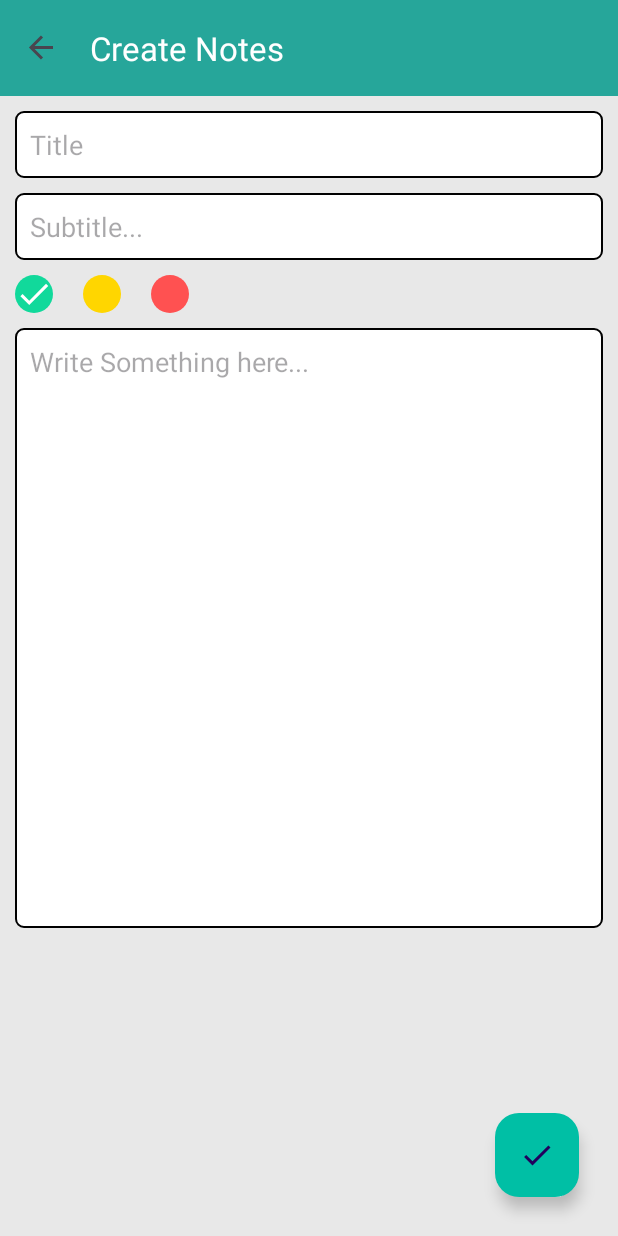
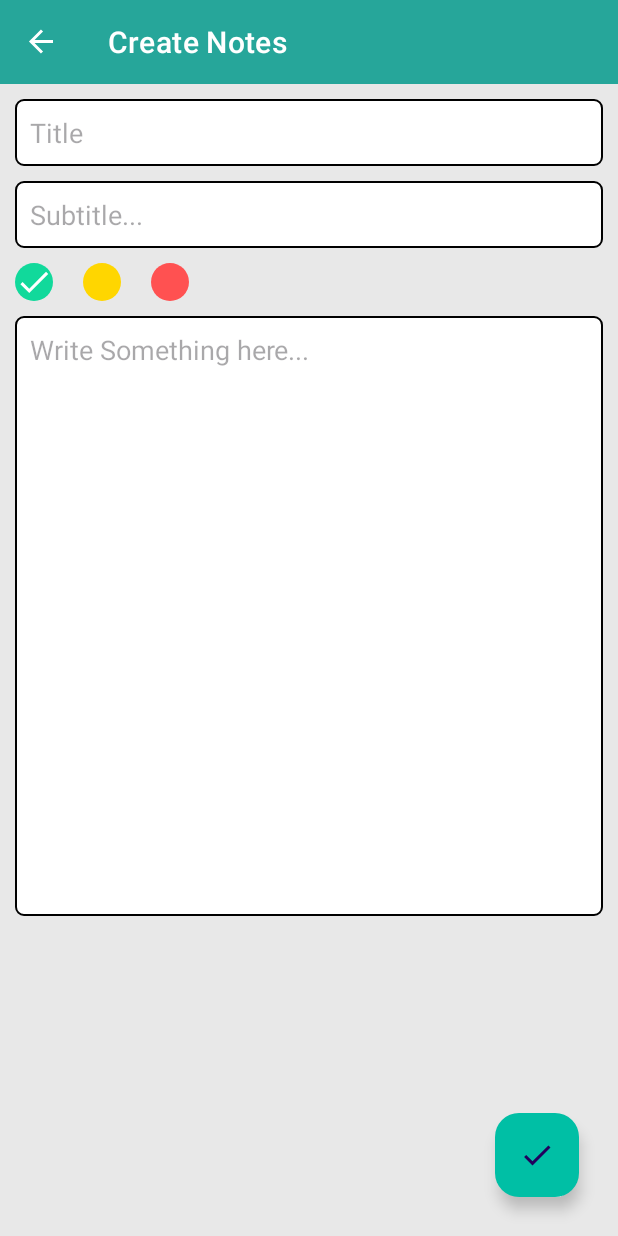
Before and after one commit to AndroidRider/Notes, an Android app: the CreateNotesFragment screen opened through its navigation route, on a phone screen of 412 x 824 dp. Run offline under Robolectric (Android 15) with nearby library versions, the phone set to English and light mode, and no system bars; our stand-ins replace Room's generated code, navigation-ui.

Commit message:
1st Commit

```diff
--- a/app/src/main/java/com/androidrider/notes/Fragments/CreateNotesFragment.kt
+++ b/app/src/main/java/com/androidrider/notes/Fragments/CreateNotesFragment.kt
@@ -4,9 +4,11 @@ import android.os.Bundle
 import android.text.format.DateFormat
 import androidx.fragment.app.Fragment
 import android.view.LayoutInflater
+import android.view.MenuItem
 import android.view.View
 import android.view.ViewGroup
 import android.widget.Toast
+import androidx.appcompat.app.AppCompatActivity
 import androidx.fragment.app.viewModels
 import androidx.navigation.Navigation
 import com.androidrider.notes.ModelClass.NotesModel
@@ -28,6 +30,11 @@ class CreateNotesFragment : Fragment() {
 
         // Inflate the layout for this fragment
         binding = FragmentCreateNotesBinding.inflate(layoutInflater,container,false)
+
+        // Enable the back arrow in the toolbar
+        (requireActivity() as AppCompatActivity).supportActionBar?.setDisplayHomeAsUpEnabled(true)
+
+        setHasOptionsMenu(true) // Enable options menu handling
 
         // set green default
         binding.pGreen.setImageResource(R.drawable.baseline_done_24)
@@ -88,4 +95,15 @@ class CreateNotesFragment : Fragment() {
         Navigation.findNavController(it!!).navigate(R.id.action_createNotesFragment_to_homeFragment)
 
     }
+
+    override fun onOptionsItemSelected(item: MenuItem): Boolean {
+        when (item.itemId) {
+            android.R.id.home -> {
+                requireActivity().onBackPressed() // Navigate back to the previous fragment
+                return true
+            }
+        }
+        return super.onOptionsItemSelected(item)
+    }
+
 }
--- /dev/null
+++ b/app/src/main/res/drawable/baseline_arrow_back_24.xml
@@ -0,0 +1,5 @@
+<vector android:autoMirrored="true" android:height="24dp"
+    android:tint="#FFFFFF" android:viewportHeight="24"
+    android:viewportWidth="24" android:width="24dp" xmlns:android="http://schemas.android.com/apk/res/android">
+    <path android:fillColor="@android:color/white" android:pathData="M20,11H7.83l5.59,-5.59L12,4l-8,8 8,8 1.41,-1.41L7.83,13H20v-2z"/>
+</vector>
--- a/app/src/main/res/drawable/baseline_done_24.xml
+++ b/app/src/main/res/drawable/baseline_done_24.xml
@@ -1,4 +1,4 @@
-<vector android:height="24dp" android:tint="#FFFFFF"
+<vector android:height="24dp" android:tint="@color/white"
     android:viewportHeight="24" android:viewportWidth="24"
     android:width="24dp" xmlns:android="http://schemas.android.com/apk/res/android">
     <path android:fillColor="@android:color/white" android:pathData="M9,16.2L4.8,12l-1.4,1.4L9,19 21,7l-1.4,-1.4L9,16.2z"/>
--- a/app/src/main/res/layout/activity_main.xml
+++ b/app/src/main/res/layout/activity_main.xml
@@ -11,6 +11,7 @@
         android:id="@+id/toolbar"
         android:layout_width="match_parent"
         android:layout_height="wrap_content"
+        style="@style/MyToolbarStyle"
         android:background="@color/toolbarColor"
         app:titleTextColor="@color/toolbarTextColor"/>
 
--- a/app/src/main/res/layout/fragment_edit.xml
+++ b/app/src/main/res/layout/fragment_edit.xml
@@ -85,7 +85,7 @@
         android:layout_height="wrap_content"
         android:layout_margin="26dp"
         app:backgroundTint="@color/buttonColor"
-        android:src="@drawable/baseline_add"
+        android:src="@drawable/baseline_done_24"
         android:layout_gravity="bottom|right"/>
 
 </FrameLayout>
--- a/app/src/main/res/values/themes.xml
+++ b/app/src/main/res/values/themes.xml
@@ -8,9 +8,13 @@
         <item name="android:statusBarColor">@color/statusBarColor</item>
 
         <!-- Changing the status bar item color white to black -->
-<!--        <item name="android:windowLightStatusBar">true</item>-->
+<!--      <item name="android:windowLightStatusBar">true</item>-->
 
+    </style>
 
+    <!-- For toolbar back arrow color changing -->
+    <style name="MyToolbarStyle" parent="Widget.MaterialComponents.Toolbar.Primary">
+        <item name="android:tint">@color/white</item>
     </style>
 
     <style name="Theme.Notes" parent="Base.Theme.Notes" />
@@ -18,5 +22,4 @@
 <!--        <item name="colorPrimary">@color/red_color</item>-->
 <!--    </style>-->
 
-
 </resources>
```
Also changed, not shown: app/src/main/java/com/androidrider/notes/Fragments/EditFragment.kt (+20 -4 lines), app/src/main/res/values/colors.xml (+4 -5 lines).
